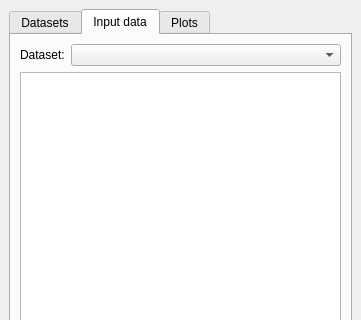
Above: stereograph_gui.ui from BoehnkeC/stereograph before the change; both pictures show x 0 to 361 and y 0 to 320 of the 361 by 590 pixel window. Below: the same form after it.
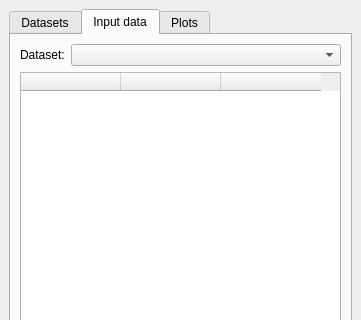
That is the form after the change. The open tabs and pages were chosen to show the change.

Commit message: Label input table headers

Patch:
```diff
--- a/stereograph_gui.ui
+++ b/stereograph_gui.ui
@@ -98,9 +98,6 @@
           <string>Input data</string>
          </attribute>
          <layout class="QGridLayout" name="gridLayout_2">
-          <item row="1" column="0">
-           <widget class="QTableView" name="tbl_input"/>
-          </item>
           <item row="2" column="0">
            <layout class="QHBoxLayout" name="horizontalLayout_4">
             <item>
@@ -140,6 +137,28 @@
             </item>
            </layout>
           </item>
+          <item row="1" column="0">
+           <widget class="QTableWidget" name="tbl_input">
+            <property name="columnCount">
+             <number>3</number>
+            </property>
+            <column>
+             <property name="text">
+              <string/>
+             </property>
+            </column>
+            <column>
+             <property name="text">
+              <string/>
+             </property>
+            </column>
+            <column>
+             <property name="text">
+              <string/>
+             </property>
+            </column>
+           </widget>
+          </item>
          </layout>
         </widget>
         <widget class="QWidget" name="tab_plots">
```
Left out of the diff: 2 changed lines with no effect on the pictures. The commit also changes 1 other file.
